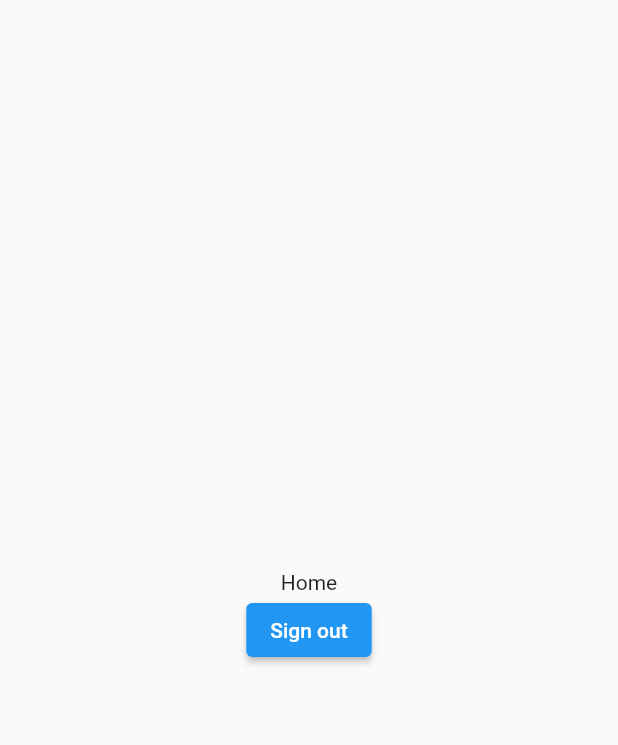
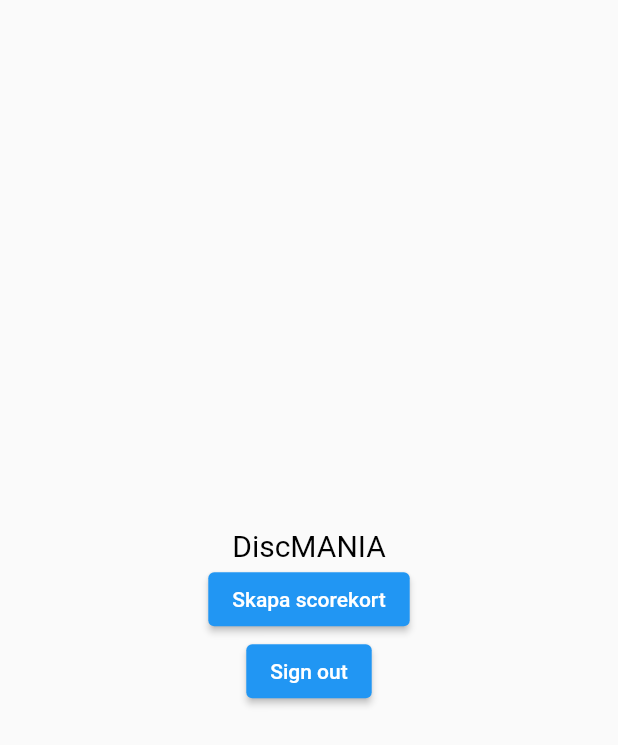
Before and after one commit to gu-tig169-ht21/grupp7, a Flutter app: the screen it shows once a user with an empty profile is signed in, on a phone screen of 412 x 824 dp. Shown: the top 745 px of the screen. Run offline on Flutter 3.47's test engine with Material 2 defaults, Android fonts, the phone set to English and light mode, and no system bars; our stand-ins replace firebase_auth, firebase_core, google_fonts; accounts and stored records are empty.

Commit message:
Skapat grund för kommande steg
Co-authored-by: gusfrenal <gusfrenal@users.noreply.github.com>
Co-authored-by: danielcuracica <danielcuracica@users.noreply.github.com>
Co-authored-by: gusbacte <teoback@users.noreply.github.com>
Co-authored-by: Joakim <multihaxxor@users.noreply.github.com>

```diff
--- a/lib/view/home_page.dart
+++ b/lib/view/home_page.dart
@@ -1,6 +1,7 @@
 import 'package:flutter/material.dart';
 import 'package:my_first_app/auth_firebase/authentication_service.dart';
 import 'package:my_first_app/auth_firebase/sign_in.dart';
+import 'package:my_first_app/view/scorecard.dart';
 import 'package:provider/src/provider.dart';
 
 class HomePage extends StatelessWidget {
@@ -13,7 +14,17 @@ class HomePage extends StatelessWidget {
         child: Column(
           mainAxisAlignment: MainAxisAlignment.center,
           children: [
-            Text('Home'),
+            Text(
+              'DiscMANIA',
+              style: TextStyle(fontSize: 20, color: Colors.black),
+            ),
+            ElevatedButton(
+              onPressed: () {
+                Navigator.push(context,
+                    MaterialPageRoute(builder: (context) => HomePageWidget()));
+              },
+              child: Text('Skapa scorekort'),
+            ),
             ElevatedButton(
               onPressed: () {
                 context.read<AuthenticationService>().signOut();
```
Also changed, not shown: lib/auth_firebase/sign_in.dart (+3 -4 lines), lib/view/scorecard.dart (added, +48 -0 lines), pubspec.yaml (+7 -0 lines), pubspec.lock.
